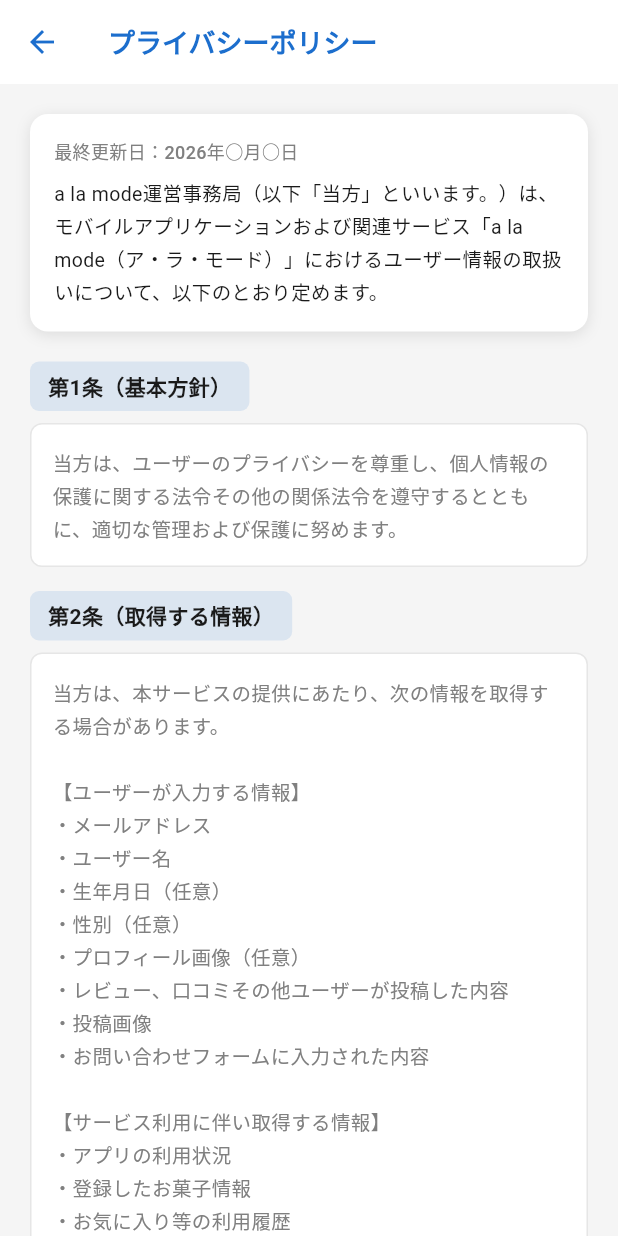
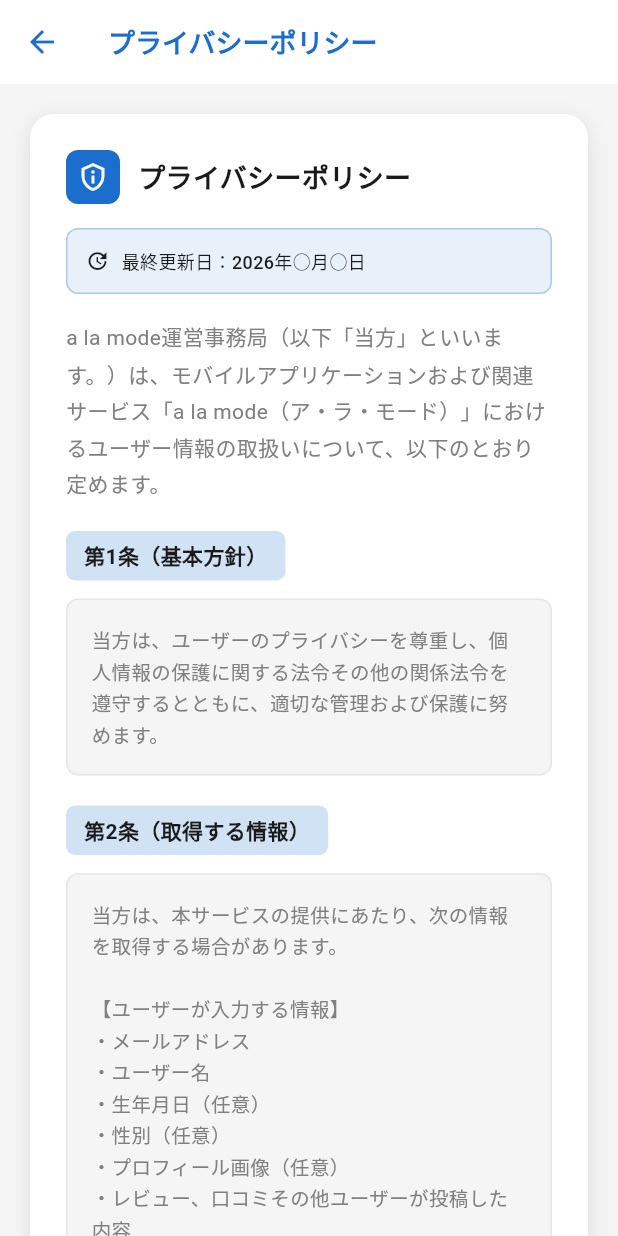
Before and after one commit to erablea/alamode_app, a Flutter app: the PrivacyPolicyScreen screen opened directly, on a phone screen of 412 x 824 dp. Run offline on Flutter 3.47's test engine with Material 3 defaults, Android fonts, the phone set to English and light mode, and no system bars; our stand-ins replace cached_network_image, image_picker, shared_preferences, supabase_flutter, syncfusion_flutter_datepicker; accounts and stored records are empty; Roboto replaces fonts that are missing (ZenMaruGothic); project files that could hold a hidden picture were left out.

Commit message:
UIブラッシュアップ: 条件チップ・ジャンル枠線・PPデザイン
- 条件チップをジャンルと同サイズ(fontSize:13)に統一
- 条件チップを2×2グリッド固定レイアウトで位置ずれ防止
- noチップの×アイコン削除、テキストのみ表示
- ジャンル未選択時の枠線をgreyDarkに変更し視認性向上
- プライバシーポリシー画面を運営会社・利用規約と同デザインに統一

```diff
--- a/lib/view/legal.dart
+++ b/lib/view/legal.dart
@@ -190,15 +190,105 @@ class PrivacyPolicyScreen extends StatelessWidget {
         child: Column(
           crossAxisAlignment: CrossAxisAlignment.start,
           children: [
-            _buildHeader('最終更新日：2026年○月○日',
-                'a la mode運営事務局（以下「当方」といいます。）は、モバイルアプリケーションおよび関連サービス「a la mode（ア・ラ・モード）」におけるユーザー情報の取扱いについて、以下のとおり定めます。'),
-            ..._sections.map((s) => _buildSection(context, s.title, s.content)),
-            _buildFooter(),
+            // ヘッダーカード
+            Container(
+              decoration: BoxDecoration(
+                color: AppColors.cardBackground,
+                borderRadius: BorderRadius.circular(16),
+                boxShadow: const [BoxShadow(color: AppColors.shadowColor, blurRadius: 12, offset: Offset(0, 4))],
+              ),
+              child: Padding(
+                padding: const EdgeInsets.all(24),
+                child: Column(
+                  crossAxisAlignment: CrossAxisAlignment.start,
+                  children: [
+                    Row(
+                      children: [
+                        Container(
+                          padding: const EdgeInsets.all(8),
+                          decoration: BoxDecoration(color: primary, borderRadius: BorderRadius.circular(8)),
+                          child: const Icon(Icons.privacy_tip_outlined, color: Colors.white, size: 20),
+                        ),
+                        const SizedBox(width: 12),
+                        const Text('プライバシーポリシー',
+                            style: TextStyle(fontSize: 18, fontWeight: FontWeight.bold, color: AppColors.blackDark)),
+                      ],
+                    ),
+                    const SizedBox(height: 16),
+                    Container(
+                      padding: const EdgeInsets.all(12),
+                      decoration: BoxDecoration(
+                        color: primary.withOpacity(0.1),
+                        borderRadius: BorderRadius.circular(8),
+                        border: Border.all(color: primary.withOpacity(0.3)),
+                      ),
+                      child: const Row(
+                        children: [
+                          Icon(Icons.update, color: AppColors.blackDark, size: 16),
+                          SizedBox(width: 8),
+                          Text('最終更新日：2026年○月○日',
+                              style: TextStyle(fontSize: 12, fontWeight: FontWeight.w500, color: AppColors.blackDark)),
+                        ],
+                      ),
+                    ),
+                    const SizedBox(height: 16),
+                    const Text(
+                      'a la mode運営事務局（以下「当方」といいます。）は、モバイルアプリケーションおよび関連サービス「a la mode（ア・ラ・モード）」におけるユーザー情報の取扱いについて、以下のとおり定めます。',
+                      style: TextStyle(fontSize: 14, color: AppColors.blackLight, height: 1.7),
+                    ),
+                    const SizedBox(height: 20),
+                    ..._sections.map((s) => _buildPolicySection(context, s.title, s.content)),
+                    Container(
+                      padding: const EdgeInsets.all(16),
+                      decoration: BoxDecoration(
+                        color: AppColors.greyLight,
+                        borderRadius: BorderRadius.circular(8),
+                      ),
+                      child: const Text('以上',
+                          style: TextStyle(fontSize: 14, color: AppColors.blackLight, fontWeight: FontWeight.w500)),
+                    ),
+                  ],
+                ),
+              ),
+            ),
+            const SizedBox(height: 40),
           ],
         ),
       ),
     );
   }
+}
+
+Widget _buildPolicySection(BuildContext context, String title, String content) {
+  return Padding(
+    padding: const EdgeInsets.only(bottom: 20),
+    child: Column(
+      crossAxisAlignment: CrossAxisAlignment.start,
+      children: [
+        Container(
+          padding: const EdgeInsets.symmetric(horizontal: 12, vertical: 6),
+          decoration: BoxDecoration(
+            color: Theme.of(context).primaryColor.withOpacity(0.2),
+            borderRadius: BorderRadius.circular(6),
+          ),
+          child: Text(title,
+              style: const TextStyle(fontSize: 14, fontWeight: FontWeight.bold, color: AppColors.blackDark)),
+        ),
+        const SizedBox(height: 12),
+        Container(
+          width: double.infinity,
+          padding: const EdgeInsets.all(16),
+          decoration: BoxDecoration(
+            color: AppColors.greyLight,
+            borderRadius: BorderRadius.circular(8),
+            border: Border.all(color: AppColors.greyMedium, width: 1),
+          ),
+          child: Text(content,
+              style: const TextStyle(fontSize: 13, color: AppColors.blackLight, height: 1.6)),
+        ),
+      ],
+    ),
+  );
 }
 
 class _Section {
```
Also changed, not shown: lib/view/memo.dart (+49 -15 lines).
